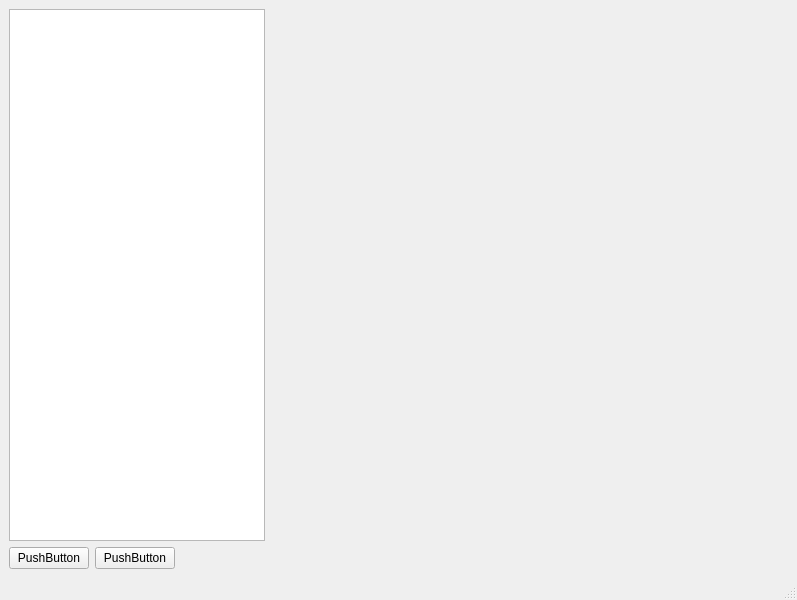
The window that worksheet5/testProject/mainwindow.ui (izzyzandi/2022_eeyiz1) describes before a commit, drawn with Qt 5.
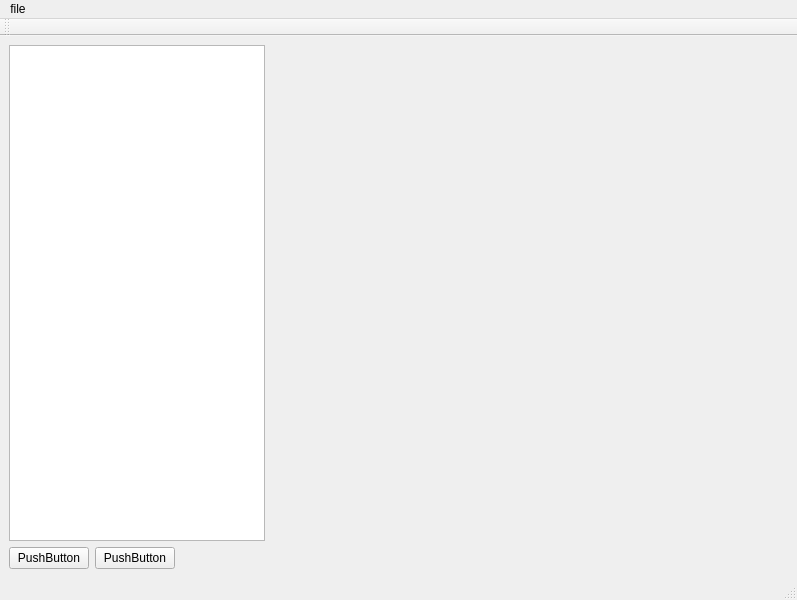
The same window after the commit.

Commit message: Open file action added successfully

```diff
--- a/worksheet5/testProject/mainwindow.ui
+++ b/worksheet5/testProject/mainwindow.ui
@@ -84,8 +84,31 @@
      <height>26</height>
     </rect>
    </property>
+   <widget class="QMenu" name="menufile">
+    <property name="title">
+     <string>file</string>
+    </property>
+    <addaction name="actionOpen_File"/>
+   </widget>
+   <addaction name="menufile"/>
   </widget>
   <widget class="QStatusBar" name="statusbar"/>
+  <widget class="QToolBar" name="toolBar">
+   <property name="windowTitle">
+    <string>toolBar</string>
+   </property>
+   <attribute name="toolBarArea">
+    <enum>TopToolBarArea</enum>
+   </attribute>
+   <attribute name="toolBarBreak">
+    <bool>false</bool>
+   </attribute>
+  </widget>
+  <action name="actionOpen_File">
+   <property name="text">
+    <string>Open File</string>
+   </property>
+  </action>
  </widget>
  <resources/>
  <connections/>
```
The commit also changes 2 other files.
